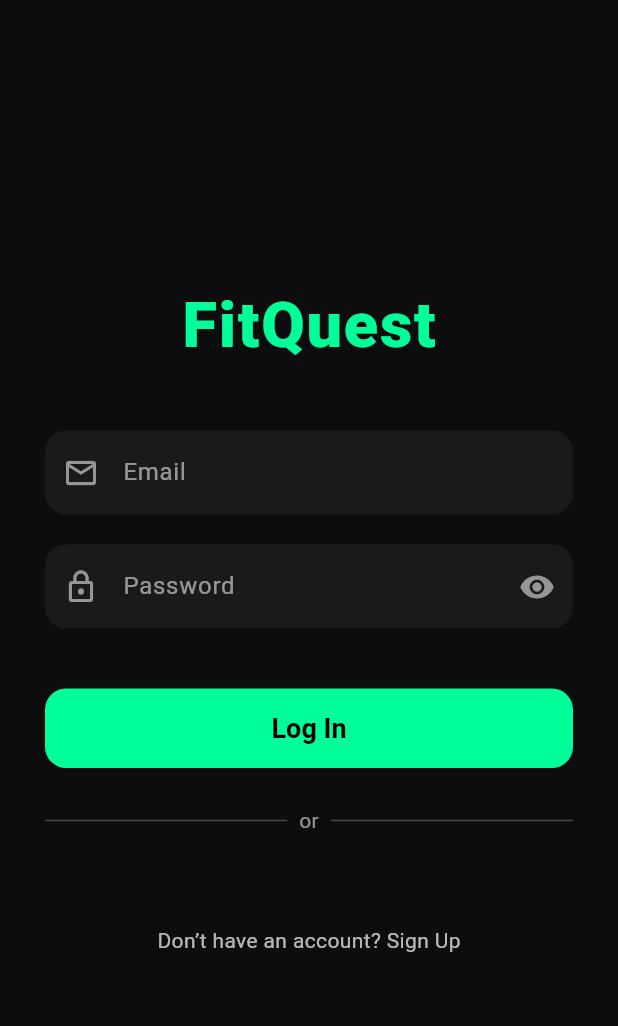
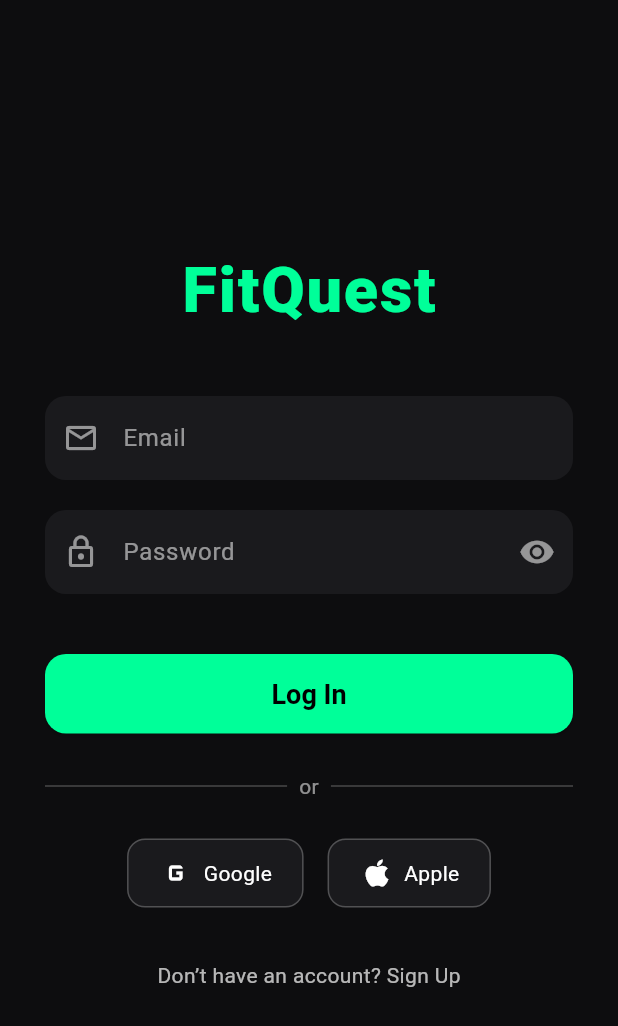
Before and after one commit to S706-a11/fitquest_frontend, a Flutter app: the screen it shows after launch, on a phone screen of 412 x 824 dp. Shown: the top 1026 px of the screen. Run offline on Flutter 3.47's test engine with Material 3 defaults, Android fonts, the phone set to English and light mode, and no system bars.

Commit message:
(header fix)

```diff
--- a/lib/pages/leaderboard_page.dart
+++ b/lib/pages/leaderboard_page.dart
@@ -8,7 +8,8 @@ class LeaderboardPage extends StatelessWidget {
     final ranks = List.generate(8, (i) => ('James', 10 - i, (10000000 - i * 1000)));
 
     return Scaffold(
-      appBar: AppBar(title: const Text('LEADERBOARD')),
+      appBar: AppBar(title: const Text('LEADERBOARD',style: TextStyle(color: Colors.white, fontWeight: FontWeight.bold, letterSpacing: 1.2,),
+        ),),
       body: ListView.builder(
         padding: const EdgeInsets.all(16),
         itemCount: ranks.length,
--- a/lib/pages/login_page.dart
+++ b/lib/pages/login_page.dart
@@ -124,14 +124,14 @@ class _LoginPageState extends State<LoginPage> {
                 const SizedBox(height: 25),
 
                 // Social login buttons (mock)
-                // Row(
-                //   mainAxisAlignment: MainAxisAlignment.center,
-                //   children: [
-                //     _socialButton(Icons.g_mobiledata, 'Google'),
-                //     const SizedBox(width: 16),
-                //     _socialButton(Icons.apple, 'Apple'),
-                //   ],
-                // ),
+                Row(
+                  mainAxisAlignment: MainAxisAlignment.center,
+                  children: [
+                    _socialButton(Icons.g_mobiledata, 'Google'),
+                    const SizedBox(width: 16),
+                    _socialButton(Icons.apple, 'Apple'),
+                  ],
+                ),
 
                 const SizedBox(height: 35),
 
--- a/lib/pages/quest_tracker_page.dart
+++ b/lib/pages/quest_tracker_page.dart
@@ -55,7 +55,8 @@ class _QuestTrackerPageState extends State<QuestTrackerPage> {
     final xp = widget.xpOverride ?? 100;
 
     return Scaffold(
-      appBar: AppBar(title: const Text('QUEST TRACKER')),
+      appBar: AppBar(title: const Text('QUEST TRACKER',style: TextStyle(color: Colors.white, fontWeight: FontWeight.bold, letterSpacing: 1.2,),
+        ),),
       body: Padding(
         padding: const EdgeInsets.all(24),
         child: Column(
--- a/lib/pages/quests_page.dart
+++ b/lib/pages/quests_page.dart
@@ -16,7 +16,8 @@ class QuestsPage extends StatelessWidget {
     return Scaffold(
       appBar: AppBar(
         leading: const SizedBox(),
-        title: const Text('QUESTS'),
+        title: const Text('QUESTS',style: TextStyle(color: Colors.white, fontWeight: FontWeight.bold, letterSpacing: 1.2,),
+        ),
       ),
       body: ListView.separated(
         padding: const EdgeInsets.all(16),
--- a/lib/pages/settings_page.dart
+++ b/lib/pages/settings_page.dart
@@ -6,7 +6,8 @@ class SettingsPage extends StatelessWidget {
   @override
   Widget build(BuildContext context) {
     return Scaffold(
-      appBar: AppBar(title: const Text('SETTING')),
+      appBar: AppBar(title: const Text('SETTING',style: TextStyle(color: Colors.white, fontWeight: FontWeight.bold, letterSpacing: 1.2,),
+        ),),
       body: ListView(
         padding: const EdgeInsets.all(16),
         children: const [
```
